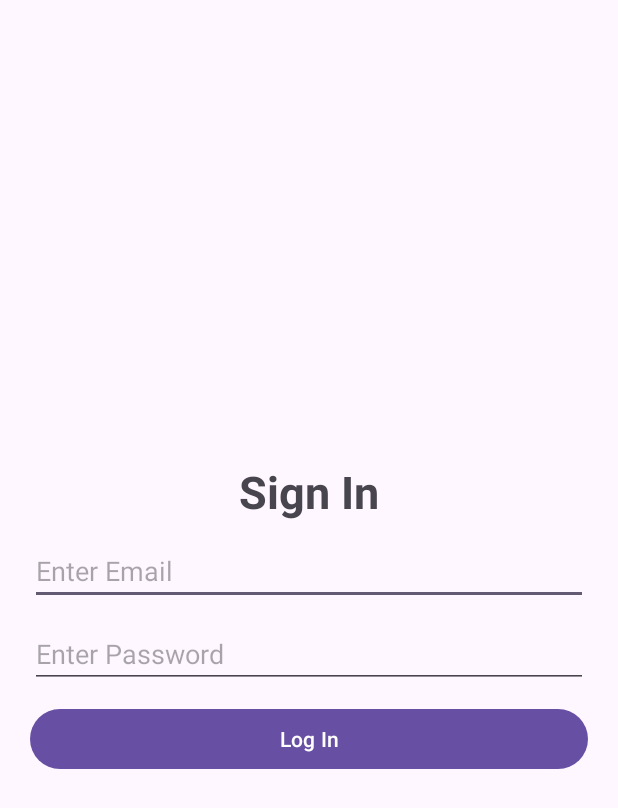
After one commit to dipeshguptadeveloper/android_classicon_firebase, an Android app: the LoginActivity screen opened directly, with no data from a screen before it, on a phone screen of 412 x 824 dp. The commit adds this screen. Shown: the top 808 px of the screen. Run offline under Robolectric (Android 15) with nearby library versions, the phone set to English and light mode, and no system bars; our stand-ins replace Firebase (no records; nobody signed in at launch, a user with empty details on screens opened directly).

Commit message:
SingUp & Login functionality added

```diff
--- /dev/null
+++ b/app/src/main/java/com/dkgtech/classicon/LoginActivity.kt
@@ -0,0 +1,58 @@
+package com.dkgtech.classicon
+
+import android.content.Intent
+import androidx.appcompat.app.AppCompatActivity
+import android.os.Bundle
+import android.util.Log
+import android.widget.Toast
+import com.dkgtech.classicon.databinding.ActivityLoginBinding
+import com.google.firebase.auth.FirebaseAuth
+import com.google.firebase.auth.ktx.auth
+import com.google.firebase.ktx.Firebase
+
+class LoginActivity : AppCompatActivity() {
+
+    lateinit var binding: ActivityLoginBinding
+
+    lateinit var auth: FirebaseAuth
+
+    companion object {
+        val TAG = "LoginInActivity"
+    }
+
+    override fun onCreate(savedInstanceState: Bundle?) {
+        super.onCreate(savedInstanceState)
+        binding = ActivityLoginBinding.inflate(layoutInflater)
+        setContentView(binding.root)
+
+        auth = Firebase.auth
+
+        with(binding) {
+
+            btnSignIn.setOnClickListener {
+                val email = edtEmail.text.toString()
+                val password = edtPassword.text.toString()
+
+                if (email != "" && password != "") {
+                    auth.signInWithEmailAndPassword(email, password)
+                        .addOnSuccessListener {
+                            Log.d(TAG, "Logged-In Successfully : ${it.user!!.uid}")
+                            startActivity(Intent(this@LoginActivity, MainActivity::class.java))
+                            finish()
+                        }
+                        .addOnFailureListener {
+                            Toast.makeText(
+                                this@LoginActivity,
+                                "SignUpError : ${it.message}",
+                                Toast.LENGTH_SHORT
+                            ).show()
+                            Log.d(TAG, "SignUpError : ${it.message}")
+                            it.printStackTrace()
+                        }
+                }
+
+            }
+        }
+
+    }
+}
--- a/app/src/main/java/com/dkgtech/classicon/NoteModel.kt
+++ b/app/src/main/java/com/dkgtech/classicon/NoteModel.kt
@@ -1,3 +1,5 @@
 package com.dkgtech.classicon
 
-data class NoteModel(val title: String = "", val desc: String = "")
+data class NoteModel(val title: String = "", val desc: String = "") {
+    var docId: String = ""
+}
--- /dev/null
+++ b/app/src/main/res/layout/activity_login.xml
@@ -0,0 +1,43 @@
+<?xml version="1.0" encoding="utf-8"?>
+<LinearLayout xmlns:android="http://schemas.android.com/apk/res/android"
+    xmlns:app="http://schemas.android.com/apk/res-auto"
+    xmlns:tools="http://schemas.android.com/tools"
+    android:layout_width="match_parent"
+    android:layout_height="match_parent"
+    android:gravity="center"
+    android:orientation="vertical"
+    android:padding="20dp"
+    tools:context=".SignUpActivity">
+
+    <TextView
+        android:layout_width="match_parent"
+        android:layout_height="wrap_content"
+        android:text="Sign In"
+        android:textAlignment="center"
+        android:textSize="30sp"
+        android:textStyle="bold" />
+
+    <EditText
+        android:id="@+id/edtEmail"
+        android:layout_width="match_parent"
+        android:layout_height="wrap_content"
+        android:layout_marginVertical="10dp"
+        android:hint="Enter Email"
+        android:inputType="textEmailAddress" />
+
+    <EditText
+        android:id="@+id/edtPassword"
+        android:layout_width="match_parent"
+        android:layout_height="wrap_content"
+        android:hint="Enter Password"
+        android:inputType="textPassword" />
+
+    <Button
+        android:id="@+id/btnSignIn"
+        android:layout_width="match_parent"
+        android:layout_height="wrap_content"
+        android:layout_marginTop="10dp"
+        android:text="Log In"
+        android:textAllCaps="false" />
+
+</LinearLayout>
--- a/app/src/main/res/layout/add_note_dialog.xml
+++ b/app/src/main/res/layout/add_note_dialog.xml
@@ -8,6 +8,7 @@
 
 
     <TextView
+        android:id="@+id/noteTitle"
         android:layout_width="match_parent"
         android:layout_height="wrap_content"
         android:text="Add Note"
--- a/app/src/main/res/layout/note_row.xml
+++ b/app/src/main/res/layout/note_row.xml
@@ -16,6 +16,7 @@
         app:cardUseCompatPadding="true">
 
         <LinearLayout
+            android:id="@+id/llWrapper"
             android:layout_width="match_parent"
             android:layout_height="wrap_content"
             android:gravity="center"
--- a/build.gradle
+++ b/build.gradle
@@ -4,7 +4,7 @@ buildscript {
     }
 }// Top-level build file where you can add configuration options common to all sub-projects/modules.
 plugins {
-    id 'com.android.application' version '8.0.2' apply false
-    id 'com.android.library' version '8.0.2' apply false
+    id 'com.android.application' version '8.1.0' apply false
+    id 'com.android.library' version '8.1.0' apply false
     id 'org.jetbrains.kotlin.android' version '1.8.20' apply false
 }
```
Also changed, not shown: app/build.gradle (+4 -3 lines), app/src/main/AndroidManifest.xml (+8 -1 lines), app/src/main/java/com/dkgtech/classicon/MainActivity.kt (+59 -5 lines), app/src/main/java/com/dkgtech/classicon/RecyclerNoteAdapter.kt (+10 -0 lines), app/src/main/java/com/dkgtech/classicon/SignUpActivity.kt (added, +58 -0 lines), app/src/main/res/layout/activity_sign_up.xml (added, +43 -0 lines).
